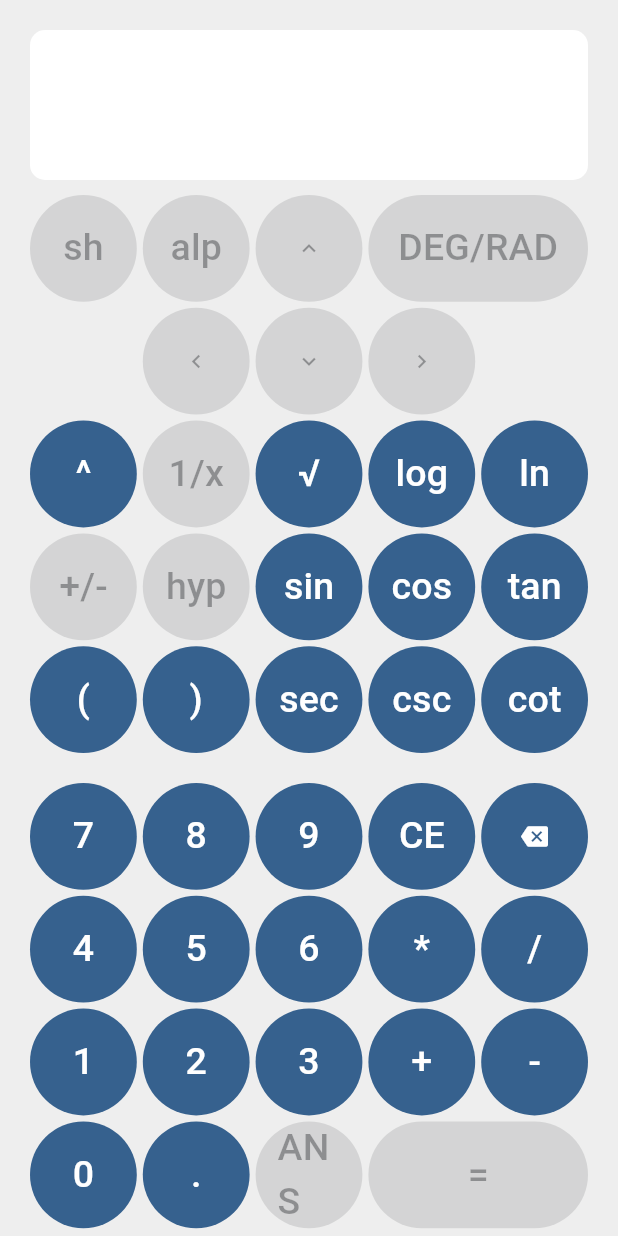
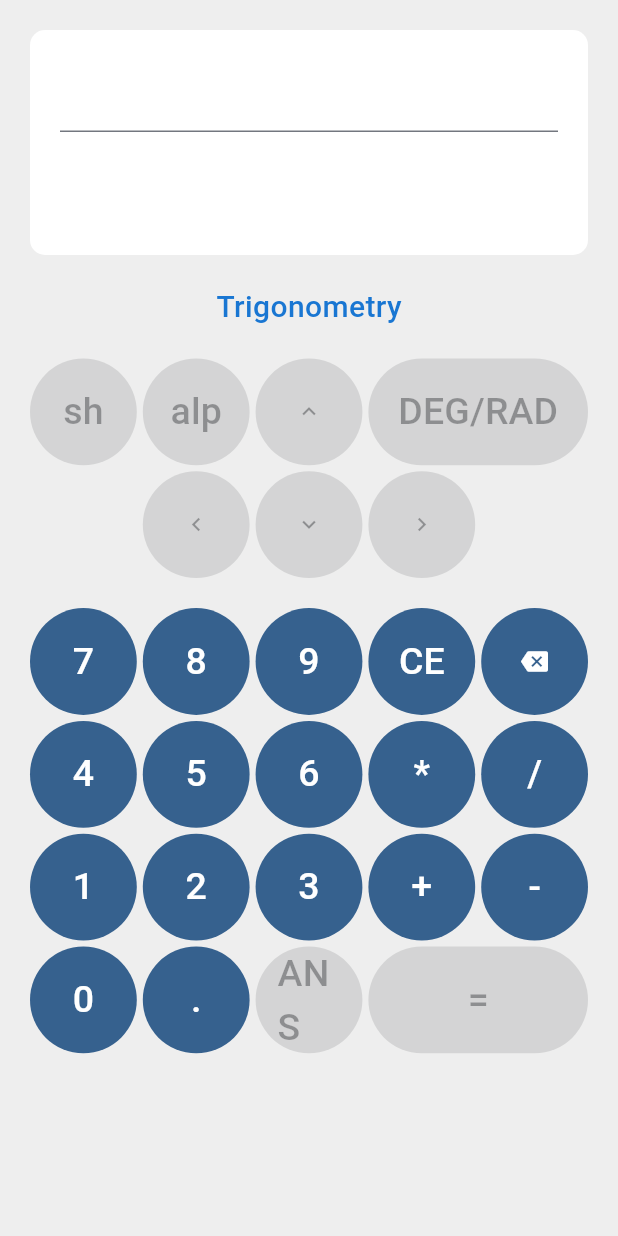
Before and after one commit to Manuel-Alonso-AG/Calculadora-funcional, a Flutter app: the screen it shows after launch, on a phone screen of 412 x 824 dp. Run offline on Flutter 3.47's test engine with Material 3 defaults, Android fonts, the phone set to English and light mode, and no system bars; our stand-ins replace popover.

Commit message:
Update UX b1

```diff
--- a/lib/main.dart
+++ b/lib/main.dart
@@ -1,5 +1,7 @@
 import 'package:flutter/material.dart';
 import 'package:flutter_staggered_grid_view/flutter_staggered_grid_view.dart';
+import 'package:popover/popover.dart';
+
 
 void main() {
   runApp(const MainApp());
@@ -14,6 +16,7 @@ class MainApp extends StatefulWidget {
 
 class _MainAppState extends State<MainApp> {
   String label = '';
+  String result = '';
 
   updateLabel(String caracter) {
     setState(() {
@@ -32,6 +35,9 @@ class _MainAppState extends State<MainApp> {
       label = label.substring(0, label.length - 1);
     });
   }
+
+
+  TextFormField textField = TextFormField();
 
   @override
   Widget build(BuildContext context) {
@@ -56,6 +62,7 @@ class _MainAppState extends State<MainApp> {
       home: Scaffold(
         body: Center(
           child: Container(
+            width: 420,
             margin: const EdgeInsets.all(20),
             child: Column(
               children: [
@@ -64,14 +71,50 @@ class _MainAppState extends State<MainApp> {
                     color: Colors.white,
                     borderRadius: BorderRadius.circular(10),
                   ),
-                  height: 100,
+                  height: 150,
                   width: double.infinity,
                   alignment: Alignment.centerRight,
                   padding: const EdgeInsets.all(20),
-                  child: Text(label),
+                  child: Column(
+                    children: [
+                      textField,
+                      Text(result)
+                    ],
+                  ),
                 ),
 
-                const SizedBox(height: 10),
+                const SizedBox(height: 20),
+                GestureDetector(
+                  child: Text(
+                    'Trigonometry',
+                    style: TextStyle(
+                      fontSize: 20,
+                      color: Colors.blue[700],
+                      fontWeight: FontWeight.w500,
+                    ),
+                  ),
+                  onTap: () => showPopover(
+                    context: context,
+                    bodyBuilder: (context) => Container(
+                      width: 300,
+                      height: 400,
+                      color: Colors.white,
+                      child: Column(
+                        children: [
+                          const Text('Trigonometry'),
+                          Expanded(
+                            child: Text('A'),
+                          ),
+                        ],
+                      ),
+                    ),
+                    onPop: () => print('Popover was popped!'),
+                    direction: PopoverDirection.bottom,
+                    width: 350,
+                    height: 400,
+                  ),
+                ),
+                const SizedBox(height: 20),
                 aCalculator(),
                 const SizedBox(height: 20),
                 normalCalculator()
@@ -157,6 +200,17 @@ class _MainAppState extends State<MainApp> {
           mainAxisCellCount: 1,
           child: Container(),
         ),
+      ],
+    );
+  }
+
+
+  StaggeredGrid trigonometryCalculator() {
+    return StaggeredGrid.count(
+      crossAxisCount: 5,
+      mainAxisSpacing: 4,
+      crossAxisSpacing: 4,
+      children: [
         StaggeredGridTile.count(
           crossAxisCellCount: 1,
           mainAxisCellCount: 1,
@@ -276,10 +330,12 @@ class _MainAppState extends State<MainApp> {
             onPressed: () => updateLabel('cot('),
             child: const Text('cot'),
           ),
-        ),
+        )
       ],
     );
   }
+
+
 
   StaggeredGrid normalCalculator() {
     return StaggeredGrid.count(
--- a/pubspec.yaml
+++ b/pubspec.yaml
@@ -8,6 +8,7 @@ environment:
 
 dependencies:
   flutter_staggered_grid_view: ^0.7.0
+  popover: ^0.3.0+1
   flutter:
     sdk: flutter
 
```
Also changed, not shown: pubspec.lock, 1 other file.
